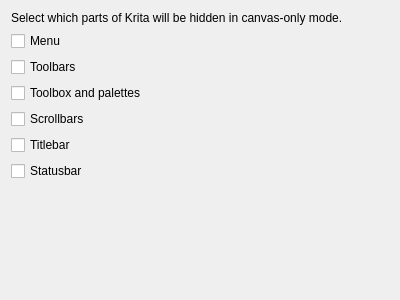
First picture: the form in krita/ui/forms/wdgfullscreensettings.ui, repository KDE/krita, before the edit.
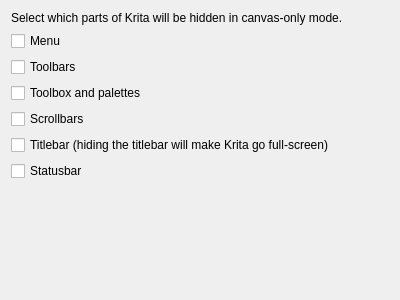
Second picture: the form after the edit.

Commit message: Clarify the Titlebar option

```diff
--- a/krita/ui/forms/wdgfullscreensettings.ui
+++ b/krita/ui/forms/wdgfullscreensettings.ui
@@ -52,7 +52,7 @@
    <item>
     <widget class="QCheckBox" name="chkTitlebar">
      <property name="text">
-      <string>Titlebar</string>
+      <string>Titlebar (hiding the titlebar will make Krita go full-screen)</string>
      </property>
     </widget>
    </item>
```
